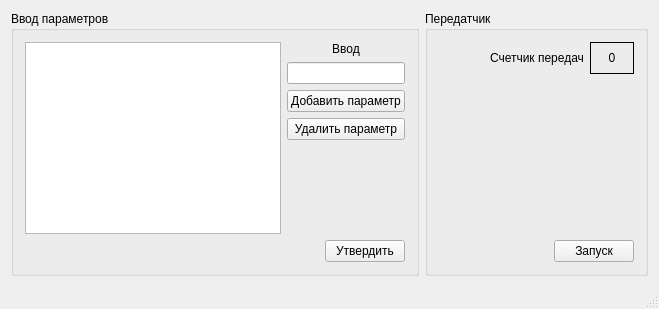
Before: the Qt Designer form View/mainwindow.ui in ReCursia/Imitator, drawn with Qt 5.
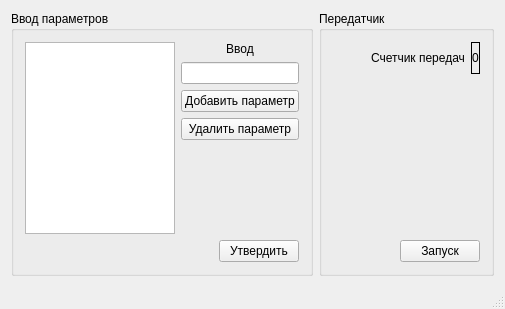
After: the same form once the commit is applied. Custom widgets are drawn as their Qt base class.

Diff of the .ui file:
```diff
--- a/View/mainwindow.ui
+++ b/View/mainwindow.ui
@@ -6,7 +6,7 @@
    <rect>
     <x>0</x>
     <y>0</y>
-    <width>659</width>
+    <width>484</width>
     <height>304</height>
    </rect>
   </property>
@@ -46,6 +46,12 @@
              <verstretch>0</verstretch>
             </sizepolicy>
            </property>
+           <property name="maximumSize">
+            <size>
+             <width>150</width>
+             <height>16777215</height>
+            </size>
+           </property>
            <property name="frameShape">
             <enum>QFrame::StyledPanel</enum>
            </property>
```
Left out of the diff: 3 changed lines with no effect on the pictures.
